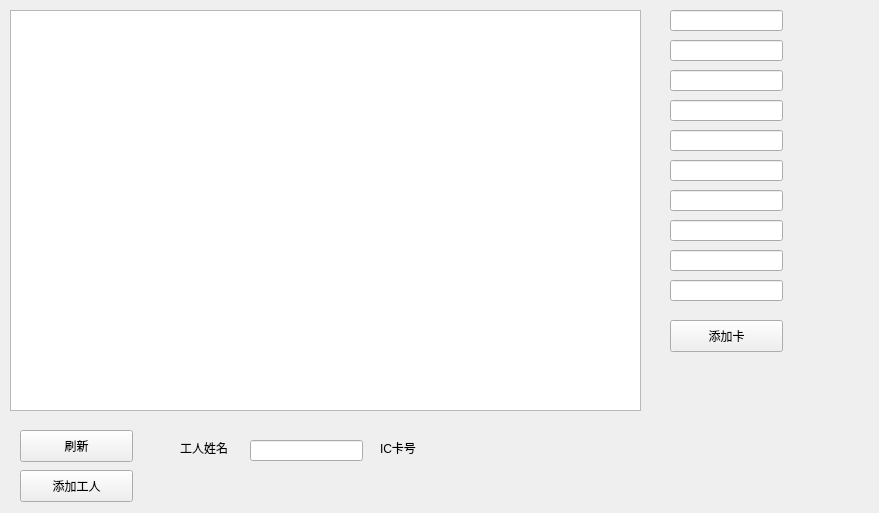
Before: the Qt Designer form worker_list.ui in wangkeyi203/lengku, drawn with Qt 5.
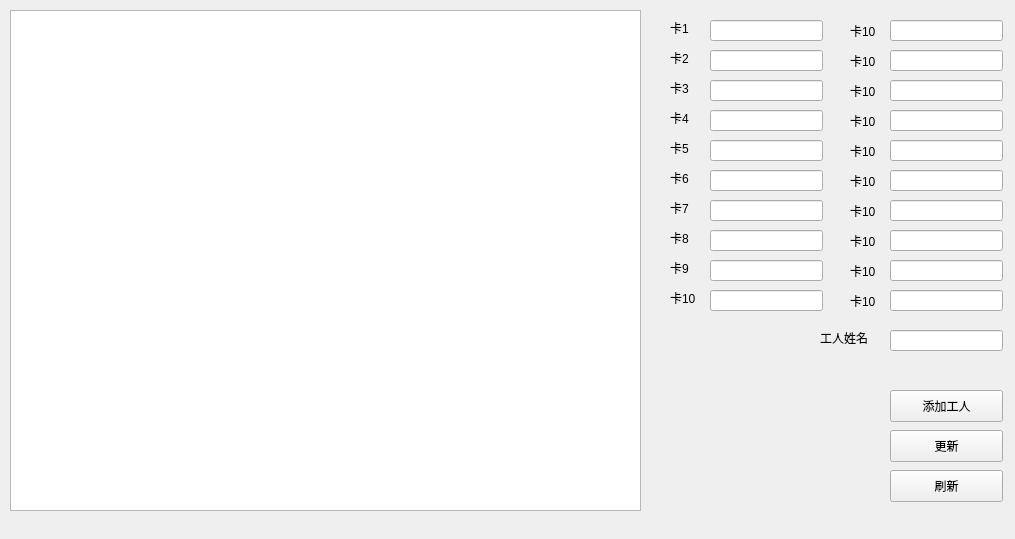
After: the same form once the commit is applied.

```diff
--- a/worker_list.ui
+++ b/worker_list.ui
@@ -6,8 +6,8 @@
    <rect>
     <x>0</x>
     <y>0</y>
-    <width>879</width>
-    <height>513</height>
+    <width>1015</width>
+    <height>539</height>
    </rect>
   </property>
   <property name="windowTitle">
@@ -19,15 +19,15 @@
      <x>10</x>
      <y>10</y>
      <width>631</width>
-     <height>401</height>
+     <height>501</height>
     </rect>
    </property>
   </widget>
   <widget class="QPushButton" name="refresh">
    <property name="geometry">
     <rect>
-     <x>20</x>
-     <y>430</y>
+     <x>890</x>
+     <y>470</y>
      <width>113</width>
      <height>32</height>
     </rect>
@@ -39,8 +39,8 @@
   <widget class="QLineEdit" name="worker_name">
    <property name="geometry">
     <rect>
-     <x>250</x>
-     <y>440</y>
+     <x>890</x>
+     <y>330</y>
      <width>113</width>
      <height>21</height>
     </rect>
@@ -49,8 +49,8 @@
   <widget class="QLineEdit" name="card_num_1">
    <property name="geometry">
     <rect>
-     <x>670</x>
-     <y>10</y>
+     <x>710</x>
+     <y>20</y>
      <width>113</width>
      <height>21</height>
     </rect>
@@ -59,8 +59,8 @@
   <widget class="QLabel" name="label">
    <property name="geometry">
     <rect>
-     <x>180</x>
-     <y>440</y>
+     <x>820</x>
+     <y>330</y>
      <width>59</width>
      <height>16</height>
     </rect>
@@ -72,21 +72,21 @@
   <widget class="QLabel" name="label_2">
    <property name="geometry">
     <rect>
-     <x>380</x>
-     <y>440</y>
-     <width>59</width>
+     <x>670</x>
+     <y>20</y>
+     <width>31</width>
      <height>16</height>
     </rect>
    </property>
    <property name="text">
-    <string>IC卡号</string>
+    <string>卡1</string>
    </property>
   </widget>
   <widget class="QPushButton" name="add_worker">
    <property name="geometry">
     <rect>
-     <x>20</x>
-     <y>470</y>
+     <x>890</x>
+     <y>390</y>
      <width>113</width>
      <height>32</height>
     </rect>
@@ -98,8 +98,8 @@
   <widget class="QLineEdit" name="card_num_2">
    <property name="geometry">
     <rect>
-     <x>670</x>
-     <y>40</y>
+     <x>710</x>
+     <y>50</y>
      <width>113</width>
      <height>21</height>
     </rect>
@@ -108,8 +108,8 @@
   <widget class="QLineEdit" name="card_num_3">
    <property name="geometry">
     <rect>
-     <x>670</x>
-     <y>70</y>
+     <x>710</x>
+     <y>80</y>
      <width>113</width>
      <height>21</height>
     </rect>
@@ -118,8 +118,8 @@
   <widget class="QLineEdit" name="card_num_4">
    <property name="geometry">
     <rect>
-     <x>670</x>
-     <y>100</y>
+     <x>710</x>
+     <y>110</y>
      <width>113</width>
      <height>21</height>
     </rect>
@@ -128,8 +128,8 @@
   <widget class="QLineEdit" name="card_num_5">
    <property name="geometry">
     <rect>
-     <x>670</x>
-     <y>130</y>
+     <x>710</x>
+     <y>140</y>
      <width>113</width>
      <height>21</height>
     </rect>
@@ -138,8 +138,8 @@
   <widget class="QLineEdit" name="card_num_6">
    <property name="geometry">
     <rect>
-     <x>670</x>
-     <y>160</y>
+     <x>710</x>
+     <y>170</y>
      <width>113</width>
      <height>21</height>
     </rect>
@@ -148,8 +148,8 @@
   <widget class="QLineEdit" name="card_num_7">
    <property name="geometry">
     <rect>
-     <x>670</x>
-     <y>190</y>
+     <x>710</x>
+     <y>200</y>
      <width>113</width>
      <height>21</height>
     </rect>
@@ -158,8 +158,8 @@
   <widget class="QLineEdit" name="card_num_8">
    <property name="geometry">
     <rect>
-     <x>670</x>
-     <y>220</y>
+     <x>710</x>
+     <y>230</y>
      <width>113</width>
      <height>21</height>
     </rect>
@@ -168,8 +168,8 @@
   <widget class="QLineEdit" name="card_num_9">
    <property name="geometry">
     <rect>
-     <x>670</x>
-     <y>250</y>
+     <x>710</x>
+     <y>260</y>
      <width>113</width>
      <height>21</height>
     </rect>
@@ -178,8 +178,8 @@
   <widget class="QLineEdit" name="card_num_10">
    <property name="geometry">
     <rect>
-     <x>670</x>
-     <y>280</y>
+     <x>710</x>
+     <y>290</y>
      <width>113</width>
      <height>21</height>
     </rect>
@@ -188,14 +188,361 @@
   <widget class="QPushButton" name="add_card">
    <property name="geometry">
     <rect>
-     <x>670</x>
-     <y>320</y>
+     <x>890</x>
+     <y>430</y>
      <width>113</width>
      <height>32</height>
     </rect>
    </property>
    <property name="text">
-    <string>添加卡</string>
+    <string>更新</string>
+   </property>
+  </widget>
+  <widget class="QLabel" name="card_2">
+   <property name="geometry">
+    <rect>
+     <x>670</x>
+     <y>50</y>
+     <width>31</width>
+     <height>16</height>
+    </rect>
+   </property>
+   <property name="text">
+    <string>卡2</string>
+   </property>
+  </widget>
+  <widget class="QLabel" name="card_3">
+   <property name="geometry">
+    <rect>
+     <x>670</x>
+     <y>80</y>
+     <width>31</width>
+     <height>16</height>
+    </rect>
+   </property>
+   <property name="text">
+    <string>卡3</string>
+   </property>
+  </widget>
+  <widget class="QLabel" name="card_4">
+   <property name="geometry">
+    <rect>
+     <x>670</x>
+     <y>110</y>
+     <width>31</width>
+     <height>16</height>
+    </rect>
+   </property>
+   <property name="text">
+    <string>卡4</string>
+   </property>
+  </widget>
+  <widget class="QLabel" name="card_5">
+   <property name="geometry">
+    <rect>
+     <x>670</x>
+     <y>140</y>
+     <width>31</width>
+     <height>16</height>
+    </rect>
+   </property>
+   <property name="text">
+    <string>卡5</string>
+   </property>
+  </widget>
+  <widget class="QLabel" name="card_6">
+   <property name="geometry">
+    <rect>
+     <x>670</x>
+     <y>170</y>
+     <width>31</width>
+     <height>16</height>
+    </rect>
+   </property>
+   <property name="text">
+    <string>卡6</string>
+   </property>
+  </widget>
+  <widget class="QLabel" name="card_7">
+   <property name="geometry">
+    <rect>
+     <x>670</x>
+     <y>200</y>
+     <width>31</width>
+     <height>16</height>
+    </rect>
+   </property>
+   <property name="text">
+    <string>卡7</string>
+   </property>
+  </widget>
+  <widget class="QLabel" name="card_8">
+   <property name="geometry">
+    <rect>
+     <x>670</x>
+     <y>230</y>
+     <width>31</width>
+     <height>16</height>
+    </rect>
+   </property>
+   <property name="text">
+    <string>卡8</string>
+   </property>
+  </widget>
+  <widget class="QLabel" name="card_9">
+   <property name="geometry">
+    <rect>
+     <x>670</x>
+     <y>260</y>
+     <width>31</width>
+     <height>16</height>
+    </rect>
+   </property>
+   <property name="text">
+    <string>卡9</string>
+   </property>
+  </widget>
+  <widget class="QLabel" name="card_10">
+   <property name="geometry">
+    <rect>
+     <x>670</x>
+     <y>290</y>
+     <width>41</width>
+     <height>16</height>
+    </rect>
+   </property>
+   <property name="text">
+    <string>卡10</string>
+   </property>
+  </widget>
+  <widget class="QLabel" name="card_11">
+   <property name="geometry">
+    <rect>
+     <x>850</x>
+     <y>20</y>
+     <width>41</width>
+     <height>21</height>
+    </rect>
+   </property>
+   <property name="text">
+    <string>卡10</string>
+   </property>
+  </widget>
+  <widget class="QLabel" name="card_12">
+   <property name="geometry">
+    <rect>
+     <x>850</x>
+     <y>50</y>
+     <width>41</width>
+     <height>21</height>
+    </rect>
+   </property>
+   <property name="text">
+    <string>卡10</string>
+   </property>
+  </widget>
+  <widget class="QLabel" name="card_13">
+   <property name="geometry">
+    <rect>
+     <x>850</x>
+     <y>80</y>
+     <width>41</width>
+     <height>21</height>
+    </rect>
+   </property>
+   <property name="text">
+    <string>卡10</string>
+   </property>
+  </widget>
+  <widget class="QLabel" name="card_14">
+   <property name="geometry">
+    <rect>
+     <x>850</x>
+     <y>110</y>
+     <width>41</width>
+     <height>21</height>
+    </rect>
+   </property>
+   <property name="text">
+    <string>卡10</string>
+   </property>
+  </widget>
+  <widget class="QLabel" name="card_15">
+   <property name="geometry">
+    <rect>
+     <x>850</x>
+     <y>140</y>
+     <width>41</width>
+     <height>21</height>
+    </rect>
+   </property>
+   <property name="text">
+    <string>卡10</string>
+   </property>
+  </widget>
+  <widget class="QLabel" name="card_16">
+   <property name="geometry">
+    <rect>
+     <x>850</x>
+     <y>170</y>
+     <width>41</width>
+     <height>21</height>
+    </rect>
+   </property>
+   <property name="text">
+    <string>卡10</string>
+   </property>
+  </widget>
+  <widget class="QLabel" name="card_17">
+   <property name="geometry">
+    <rect>
+     <x>850</x>
+     <y>200</y>
+     <width>41</width>
+     <height>21</height>
+    </rect>
+   </property>
+   <property name="text">
+    <string>卡10</string>
+   </property>
+  </widget>
+  <widget class="QLabel" name="card_18">
+   <property name="geometry">
+    <rect>
+     <x>850</x>
+     <y>230</y>
+     <width>41</width>
+     <height>21</height>
+    </rect>
+   </property>
+   <property name="text">
+    <string>卡10</string>
+   </property>
+  </widget>
+  <widget class="QLabel" name="card_19">
+   <property name="geometry">
+    <rect>
+     <x>850</x>
+     <y>260</y>
+     <width>41</width>
+     <height>21</height>
+    </rect>
+   </property>
+   <property name="text">
+    <string>卡10</string>
+   </property>
+  </widget>
+  <widget class="QLabel" name="card_20">
+   <property name="geometry">
+    <rect>
+     <x>850</x>
+     <y>290</y>
+     <width>41</width>
+     <height>21</height>
+    </rect>
+   </property>
+   <property name="text">
+    <string>卡10</string>
+   </property>
+  </widget>
+  <widget class="QLineEdit" name="card_num_11">
+   <property name="geometry">
+    <rect>
+     <x>890</x>
+     <y>20</y>
+     <width>113</width>
+     <height>21</height>
+    </rect>
+   </property>
+  </widget>
+  <widget class="QLineEdit" name="card_num_12">
+   <property name="geometry">
+    <rect>
+     <x>890</x>
+     <y>50</y>
+     <width>113</width>
+     <height>21</height>
+    </rect>
+   </property>
+  </widget>
+  <widget class="QLineEdit" name="card_num_13">
+   <property name="geometry">
+    <rect>
+     <x>890</x>
+     <y>80</y>
+     <width>113</width>
+     <height>21</height>
+    </rect>
+   </property>
+  </widget>
+  <widget class="QLineEdit" name="card_num_14">
+   <property name="geometry">
+    <rect>
+     <x>890</x>
+     <y>110</y>
+     <width>113</width>
+     <height>21</height>
+    </rect>
+   </property>
+  </widget>
+  <widget class="QLineEdit" name="card_num_15">
+   <property name="geometry">
+    <rect>
+     <x>890</x>
+     <y>140</y>
+     <width>113</width>
+     <height>21</height>
+    </rect>
+   </property>
+  </widget>
+  <widget class="QLineEdit" name="card_num_16">
+   <property name="geometry">
+    <rect>
+     <x>890</x>
+     <y>170</y>
+     <width>113</width>
+     <height>21</height>
+    </rect>
+   </property>
+  </widget>
+  <widget class="QLineEdit" name="card_num_17">
+   <property name="geometry">
+    <rect>
+     <x>890</x>
+     <y>200</y>
+     <width>113</width>
+     <height>21</height>
+    </rect>
+   </property>
+  </widget>
+  <widget class="QLineEdit" name="card_num_18">
+   <property name="geometry">
+    <rect>
+     <x>890</x>
+     <y>230</y>
+     <width>113</width>
+     <height>21</height>
+    </rect>
+   </property>
+  </widget>
+  <widget class="QLineEdit" name="card_num_19">
+   <property name="geometry">
+    <rect>
+     <x>890</x>
+     <y>260</y>
+     <width>113</width>
+     <height>21</height>
+    </rect>
+   </property>
+  </widget>
+  <widget class="QLineEdit" name="card_num_20">
+   <property name="geometry">
+    <rect>
+     <x>890</x>
+     <y>290</y>
+     <width>113</width>
+     <height>21</height>
+    </rect>
    </property>
   </widget>
  </widget>
```
Left out of the diff: 2 changed lines with no effect on the pictures.
